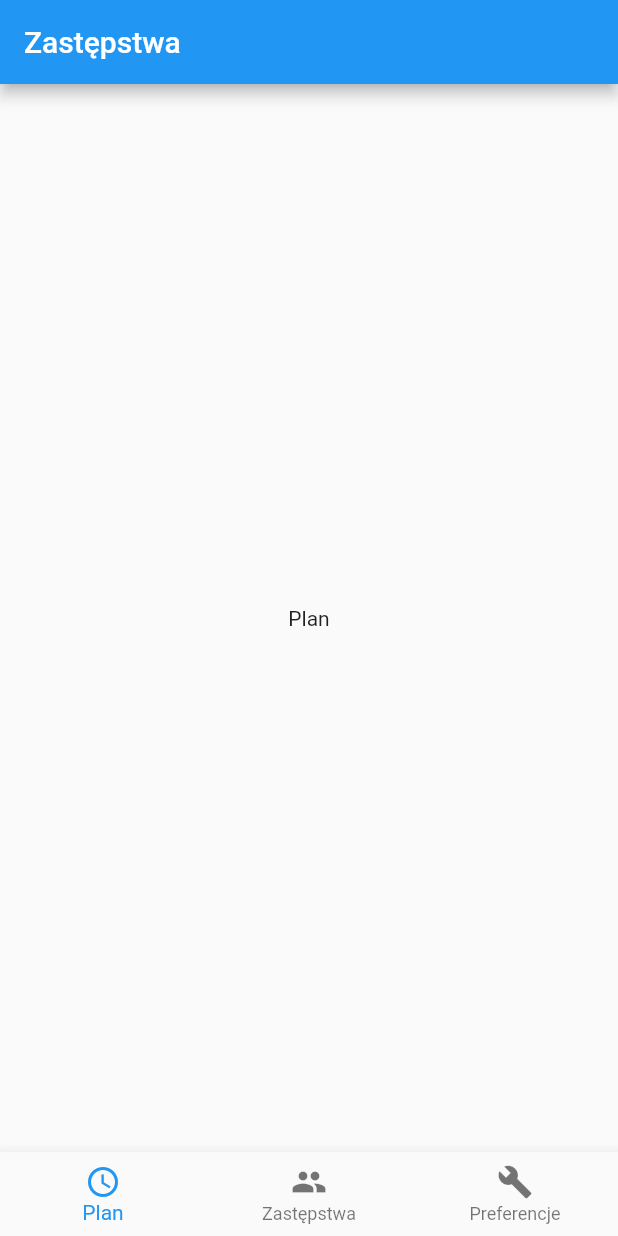
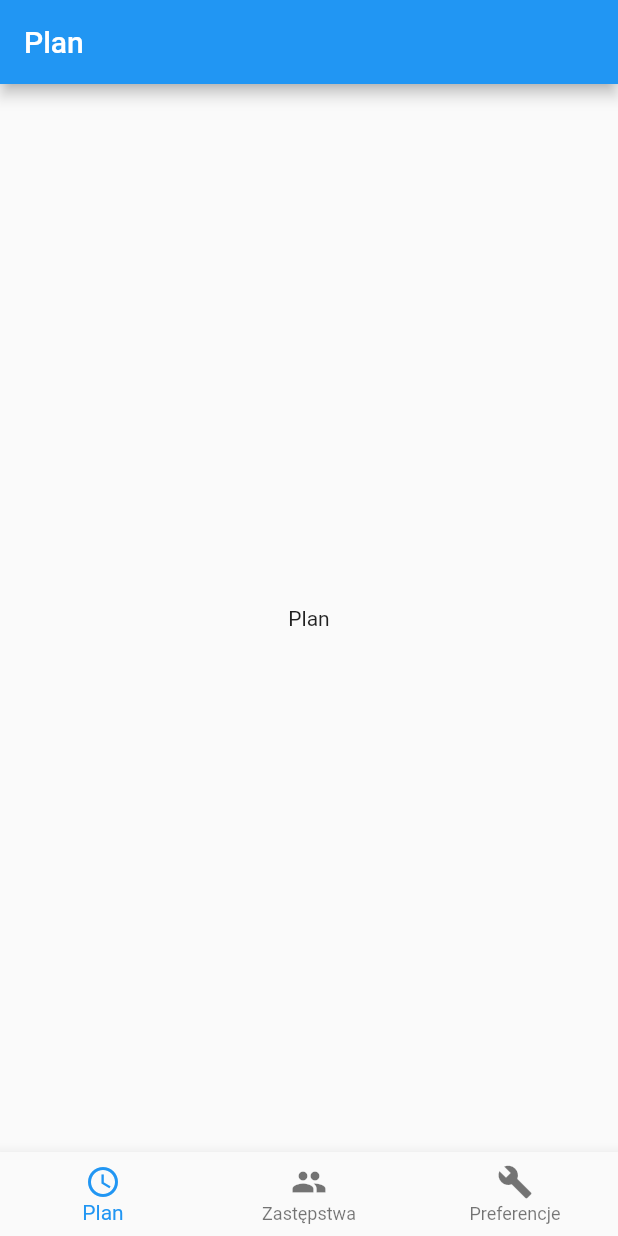
Before and after one commit to orzechdev/replacementsnew, a Flutter app: the screen it shows after launch, on a phone screen of 412 x 824 dp. Run offline on Flutter 3.47's test engine with Material 2 defaults, Android fonts, the phone set to English and light mode, and no system bars.

Commit message:
Fix Home Screen

```diff
--- a/lib/screens/home_screen.dart
+++ b/lib/screens/home_screen.dart
@@ -7,13 +7,28 @@ class Home extends StatefulWidget {
 
 class _HomeState extends State<Home> {
   int _currentIndex = 0;
-  final List<Widget> _children = [Center(child: Text('Plan')), Center(child: Text('Zastępstwa')), Center(child: Text('Preferencje'))];
+  static List<String> _childrenTitles = [
+    'Plan',
+    'Zastępstwa',
+    'Preferencje',
+  ];
+  final List<Widget> _children = [
+    Center(
+      child: Text(_childrenTitles[0]),
+    ),
+    Center(
+      child: Text(_childrenTitles[1]),
+    ),
+    Center(
+      child: Text(_childrenTitles[2]),
+    ),
+  ];
 
   @override
   Widget build(BuildContext context) {
     return Scaffold(
       appBar: AppBar(
-        title: Text('Zastępstwa'),
+        title: Text(_childrenTitles[_currentIndex]),
       ),
       body: _children[_currentIndex],
       bottomNavigationBar: BottomNavigationBar(
@@ -22,15 +37,15 @@ class _HomeState extends State<Home> {
         items: [
           BottomNavigationBarItem(
             icon: Icon(Icons.schedule),
-            title: Text('Plan'),
+            title: Text(_childrenTitles[0]),
           ),
           BottomNavigationBarItem(
             icon: Icon(Icons.people),
-            title: Text('Zastępstwa'),
+            title: Text(_childrenTitles[1]),
           ),
           BottomNavigationBarItem(
             icon: Icon(Icons.build),
-            title: Text('Preferencje'),
+            title: Text(_childrenTitles[2]),
           )
         ]
       ),
```
